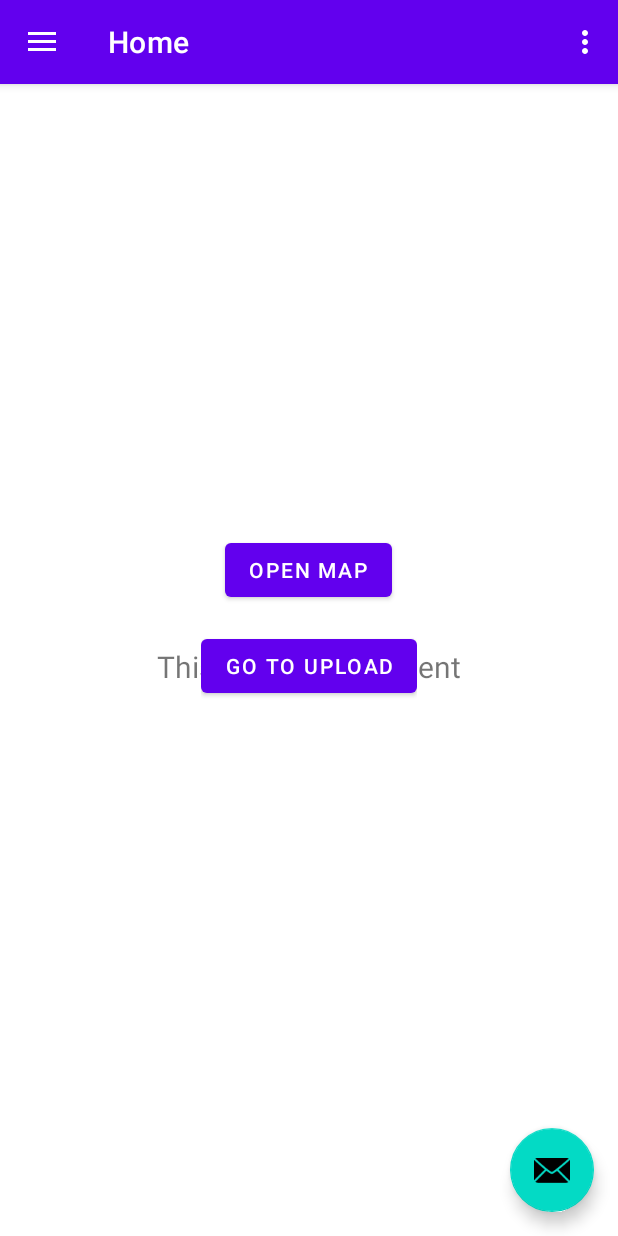
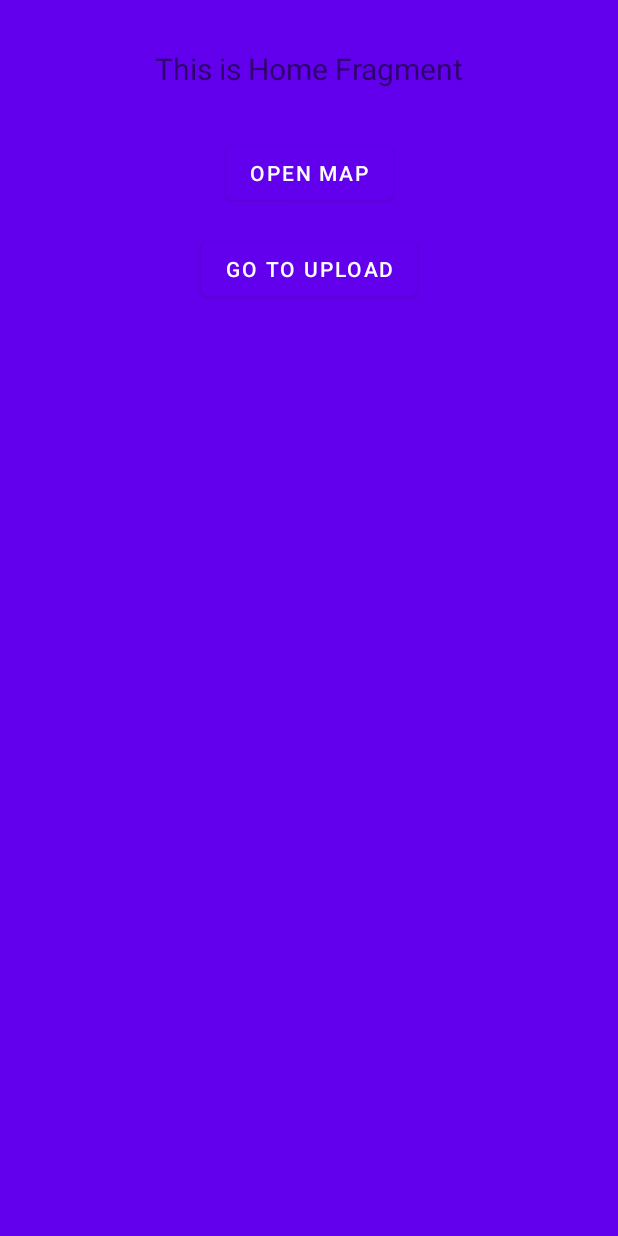
Before and after one commit to sanghoon5499/Cafe-Logger, an Android app: the screen it shows after launch (MainActivity), on a phone screen of 412 x 824 dp. Run offline under Robolectric (Android 15) with nearby library versions, the phone set to English and light mode, and no system bars.

Commit message:
update homepage to fragments

```diff
--- a/app/src/main/java/com/choi/cafelogger/MainActivity.kt
+++ b/app/src/main/java/com/choi/cafelogger/MainActivity.kt
@@ -2,66 +2,28 @@ package com.choi.cafelogger
 
 import android.os.Bundle
 import android.view.Menu
-import com.google.android.material.snackbar.Snackbar
-import com.google.android.material.navigation.NavigationView
-import androidx.navigation.findNavController
-import androidx.navigation.ui.AppBarConfiguration
-import androidx.navigation.ui.navigateUp
-import androidx.navigation.ui.setupActionBarWithNavController
-import androidx.navigation.ui.setupWithNavController
-import androidx.drawerlayout.widget.DrawerLayout
 import androidx.appcompat.app.AppCompatActivity
 import com.choi.cafelogger.databinding.ActivityMainBinding
-import android.content.Intent
-import android.widget.Button
+import com.choi.cafelogger.ui.home.HomeFragment
 
 class MainActivity : AppCompatActivity() {
-
-    private lateinit var appBarConfiguration: AppBarConfiguration
     private lateinit var binding: ActivityMainBinding
 
     override fun onCreate(savedInstanceState: Bundle?) {
         super.onCreate(savedInstanceState)
-
         binding = ActivityMainBinding.inflate(layoutInflater)
         setContentView(binding.root)
 
-        setSupportActionBar(binding.appBarMain.toolbar)
-
-        binding.appBarMain.fab.setOnClickListener { view ->
-            Snackbar.make(view, "Replace with your own action", Snackbar.LENGTH_LONG)
-                .setAction("Action", null)
-                .setAnchorView(R.id.fab).show()
+        if (savedInstanceState == null) {
+            supportFragmentManager
+                .beginTransaction()
+                .replace(R.id.fragment_container, HomeFragment())
+                .commit()
         }
-        val drawerLayout: DrawerLayout = binding.drawerLayout
-        val navView: NavigationView = binding.navView
-        val navController = findNavController(R.id.nav_host_fragment_content_main)
-        val btnOpenMap = findViewById<Button>(R.id.btnOpenMap)
-
-        // Listener Setup
-        btnOpenMap.setOnClickListener {
-            startActivity(Intent(this, MapsActivity::class.java))
-        }
-
-        // Passing each menu ID as a set of Ids because each
-        // menu should be considered as top level destinations.
-        appBarConfiguration = AppBarConfiguration(
-            setOf(
-                R.id.nav_home, R.id.nav_gallery, R.id.nav_slideshow
-            ), drawerLayout
-        )
-        setupActionBarWithNavController(navController, appBarConfiguration)
-        navView.setupWithNavController(navController)
     }
 
     override fun onCreateOptionsMenu(menu: Menu): Boolean {
-        // Inflate the menu; this adds items to the action bar if it is present.
         menuInflater.inflate(R.menu.main, menu)
         return true
     }
-
-    override fun onSupportNavigateUp(): Boolean {
-        val navController = findNavController(R.id.nav_host_fragment_content_main)
-        return navController.navigateUp(appBarConfiguration) || super.onSupportNavigateUp()
-    }
 }
--- a/app/src/main/java/com/choi/cafelogger/ui/home/HomeFragment.kt
+++ b/app/src/main/java/com/choi/cafelogger/ui/home/HomeFragment.kt
@@ -1,5 +1,6 @@
 package com.choi.cafelogger.ui.home
 
+import android.content.Intent
 import android.os.Bundle
 import android.view.LayoutInflater
 import android.view.View
@@ -7,32 +8,48 @@ import android.view.ViewGroup
 import android.widget.TextView
 import androidx.fragment.app.Fragment
 import androidx.lifecycle.ViewModelProvider
+import com.choi.cafelogger.MapsActivity
+import com.choi.cafelogger.UploadActivity
 import com.choi.cafelogger.databinding.FragmentHomeBinding
 
 class HomeFragment : Fragment() {
-
     private var _binding: FragmentHomeBinding? = null
-
-    // This property is only valid between onCreateView and
-    // onDestroyView.
     private val binding get() = _binding!!
 
-    override fun onCreateView(
-        inflater: LayoutInflater,
-        container: ViewGroup?,
-        savedInstanceState: Bundle?
-    ): View {
-        val homeViewModel =
-            ViewModelProvider(this).get(HomeViewModel::class.java)
+//    override fun onCreateView(
+//        inflater: LayoutInflater,
+//        container: ViewGroup?,
+//        savedInstanceState: Bundle?
+//    ): View {
+//        val homeViewModel =
+//            ViewModelProvider(this).get(HomeViewModel::class.java)
+//
+//        _binding = FragmentHomeBinding.inflate(inflater, container, false)
+//        val root: View = binding.root
+//
+//        val textView: TextView = binding.textHome
+//        homeViewModel.text.observe(viewLifecycleOwner) {
+//            textView.text = it
+//        }
+//        return root
+//    }
 
+    override fun onCreateView(inflater: LayoutInflater, container: ViewGroup?, savedInstanceState: Bundle?): View {
         _binding = FragmentHomeBinding.inflate(inflater, container, false)
-        val root: View = binding.root
+        return binding.root
+    }
 
-        val textView: TextView = binding.textHome
-        homeViewModel.text.observe(viewLifecycleOwner) {
-            textView.text = it
+    override fun onViewCreated(view: View, savedInstanceState: Bundle?) {
+        super.onViewCreated(view, savedInstanceState)
+
+        binding.btnOpenMap.setOnClickListener {
+            // "this" here is Fragment, so use requireActivity() for context
+            startActivity(Intent(requireActivity(), MapsActivity::class.java))
         }
-        return root
+
+        binding.btnOpenUpload.setOnClickListener {
+            startActivity(Intent(requireActivity(), UploadActivity::class.java))
+        }
     }
 
     override fun onDestroyView() {
--- /dev/null
+++ b/app/src/main/java/com/choi/cafelogger/ui/home/MapsFragment.kt
@@ -0,0 +1,4 @@
+package com.choi.cafelogger.ui.home
+
+class MapsFragment {
+}
--- /dev/null
+++ b/app/src/main/java/com/choi/cafelogger/ui/home/ProfileFragment.kt
@@ -0,0 +1,4 @@
+package com.choi.cafelogger.ui.home
+
+class ProfileFragment {
+}
--- /dev/null
+++ b/app/src/main/java/com/choi/cafelogger/ui/home/UploadFragment.kt
@@ -0,0 +1,4 @@
+package com.choi.cafelogger.ui.home
+
+class UploadFragment {
+}
--- a/app/src/main/res/layout/activity_main.xml
+++ b/app/src/main/res/layout/activity_main.xml
@@ -9,58 +9,19 @@
     android:fitsSystemWindows="true"
     tools:openDrawer="start">
 
-    <!-- your existing app bar + nav view -->
-    <include
-        android:id="@+id/app_bar_main"
-        layout="@layout/app_bar_main"
+    <!-- Optional Top App Bar (you can remove this block entirely too) -->
+    <com.google.android.material.appbar.MaterialToolbar
+        android:id="@+id/toolbar"
         android:layout_width="match_parent"
-        android:layout_height="match_parent" />
+        android:layout_height="?attr/actionBarSize"
+        android:background="?attr/colorPrimary"
+        android:titleTextColor="@android:color/white"
+        android:title="CafeLogger" />
 
-    <com.google.android.material.navigation.NavigationView
-        android:id="@+id/nav_view"
-        android:layout_width="wrap_content"
+    <FrameLayout
+        android:id="@+id/fragment_container"
+        android:layout_width="match_parent"
         android:layout_height="match_parent"
-        android:layout_gravity="start"
-        android:fitsSystemWindows="true"
-        app:headerLayout="@layout/nav_header_main"
-        app:menu="@menu/activity_main_drawer" />
-
-    <!-- placeholder content area -->
-    <androidx.constraintlayout.widget.ConstraintLayout
-        android:layout_width="match_parent"
-        android:layout_height="match_parent">
-
-        <!-- Container to center both buttons -->
-        <LinearLayout
-            android:id="@+id/button_container"
-            android:layout_width="wrap_content"
-            android:layout_height="wrap_content"
-            android:orientation="vertical"
-            android:gravity="center_vertical|center_horizontal"
-            android:layout_margin="16dp"
-            app:layout_constraintTop_toTopOf="parent"
-            app:layout_constraintBottom_toBottomOf="parent"
-            app:layout_constraintStart_toStartOf="parent"
-            app:layout_constraintEnd_toEndOf="parent">
-
-            <!-- Open Map -->
-            <Button
-                android:id="@+id/btnOpenMap"
-                android:layout_width="wrap_content"
-                android:layout_height="wrap_content"
-                android:text="Open Map" />
-
-            <!-- Spacer -->
-            <View
-                android:layout_width="match_parent"
-                android:layout_height="16dp" />
-
-            <!-- Open Upload -->
-            <Button
-                android:id="@+id/btnOpenUpload"
-                android:layout_width="wrap_content"
-                android:layout_height="wrap_content"
-                android:text="Go to Upload" />
-        </LinearLayout>
-    </androidx.constraintlayout.widget.ConstraintLayout>
+        app:layout_behavior="@string/appbar_scrolling_view_behavior"
+        android:layout_marginTop="?attr/actionBarSize"/>
 </androidx.drawerlayout.widget.DrawerLayout>
--- a/app/src/main/res/layout/app_bar_main.xml
+++ /dev/null
@@ -1,34 +0,0 @@
-<?xml version="1.0" encoding="utf-8"?>
-<androidx.coordinatorlayout.widget.CoordinatorLayout xmlns:android="http://schemas.android.com/apk/res/android"
-    xmlns:app="http://schemas.android.com/apk/res-auto"
-    xmlns:tools="http://schemas.android.com/tools"
-    android:layout_width="match_parent"
-    android:layout_height="match_parent"
-    tools:context=".MainActivity">
-
-    <com.google.android.material.appbar.AppBarLayout
-        android:layout_width="match_parent"
-        android:layout_height="wrap_content"
-        android:theme="@style/Theme.CafeLogger.AppBarOverlay">
-
-        <androidx.appcompat.widget.Toolbar
-            android:id="@+id/toolbar"
-            android:layout_width="match_parent"
-            android:layout_height="?attr/actionBarSize"
-            android:background="?attr/colorPrimary"
-            app:popupTheme="@style/Theme.CafeLogger.PopupOverlay" />
-
-    </com.google.android.material.appbar.AppBarLayout>
-
-    <include layout="@layout/content_main" />
-
-    <com.google.android.material.floatingactionbutton.FloatingActionButton
-        android:id="@+id/fab"
-        android:layout_width="wrap_content"
-        android:layout_height="wrap_content"
-        android:layout_gravity="bottom|end"
-        android:layout_marginEnd="@dimen/fab_margin"
-        android:layout_marginBottom="16dp"
-        app:srcCompat="@android:drawable/ic_dialog_email" />
-
-</androidx.coordinatorlayout.widget.CoordinatorLayout>
--- a/app/src/main/res/layout/content_main.xml
+++ /dev/null
@@ -1,20 +0,0 @@
-<?xml version="1.0" encoding="utf-8"?>
-<androidx.constraintlayout.widget.ConstraintLayout xmlns:android="http://schemas.android.com/apk/res/android"
-    xmlns:app="http://schemas.android.com/apk/res-auto"
-    xmlns:tools="http://schemas.android.com/tools"
-    android:layout_width="match_parent"
-    android:layout_height="match_parent"
-    app:layout_behavior="@string/appbar_scrolling_view_behavior"
-    tools:showIn="@layout/app_bar_main">
-
-    <fragment
-        android:id="@+id/nav_host_fragment_content_main"
-        android:name="androidx.navigation.fragment.NavHostFragment"
-        android:layout_width="match_parent"
-        android:layout_height="match_parent"
-        app:defaultNavHost="true"
-        app:layout_constraintLeft_toLeftOf="parent"
-        app:layout_constraintRight_toRightOf="parent"
-        app:layout_constraintTop_toTopOf="parent"
-        app:navGraph="@navigation/mobile_navigation" />
-</androidx.constraintlayout.widget.ConstraintLayout>
--- a/app/src/main/res/layout/fragment_home.xml
+++ b/app/src/main/res/layout/fragment_home.xml
@@ -1,22 +1,50 @@
 <?xml version="1.0" encoding="utf-8"?>
-<androidx.constraintlayout.widget.ConstraintLayout xmlns:android="http://schemas.android.com/apk/res/android"
+<androidx.constraintlayout.widget.ConstraintLayout
+    xmlns:android="http://schemas.android.com/apk/res/android"
     xmlns:app="http://schemas.android.com/apk/res-auto"
-    xmlns:tools="http://schemas.android.com/tools"
     android:layout_width="match_parent"
-    android:layout_height="match_parent"
-    tools:context=".ui.home.HomeFragment">
+    android:layout_height="match_parent">
 
+    <!-- Title at top -->
     <TextView
         android:id="@+id/text_home"
-        android:layout_width="match_parent"
+        android:layout_width="0dp"
         android:layout_height="wrap_content"
-        android:layout_marginStart="8dp"
-        android:layout_marginTop="8dp"
-        android:layout_marginEnd="8dp"
+        android:text="This is Home Fragment"
         android:textAlignment="center"
         android:textSize="20sp"
-        app:layout_constraintBottom_toBottomOf="parent"
+        app:layout_constraintTop_toTopOf="parent"
+        app:layout_constraintStart_toStartOf="parent"
         app:layout_constraintEnd_toEndOf="parent"
+        android:layout_marginTop="32dp"/>
+
+    <!-- Open Map -->
+    <Button
+        android:id="@+id/btnOpenMap"
+        android:layout_width="wrap_content"
+        android:layout_height="wrap_content"
+        android:text="Open Map"
+        app:layout_constraintTop_toBottomOf="@id/text_home"
         app:layout_constraintStart_toStartOf="parent"
-        app:layout_constraintTop_toTopOf="parent" />
+        app:layout_constraintEnd_toEndOf="parent"
+        android:layout_marginTop="32dp"/>
+
+    <!-- Spacer -->
+    <View
+        android:id="@+id/spacer"
+        android:layout_width="0dp"
+        android:layout_height="16dp"
+        app:layout_constraintTop_toBottomOf="@id/btnOpenMap"
+        app:layout_constraintStart_toStartOf="parent"
+        app:layout_constraintEnd_toEndOf="parent"/>
+
+    <!-- Open Upload -->
+    <Button
+        android:id="@+id/btnOpenUpload"
+        android:layout_width="wrap_content"
+        android:layout_height="wrap_content"
+        android:text="Go to Upload"
+        app:layout_constraintTop_toBottomOf="@id/spacer"
+        app:layout_constraintStart_toStartOf="parent"
+        app:layout_constraintEnd_toEndOf="parent"/>
 </androidx.constraintlayout.widget.ConstraintLayout>
--- a/app/src/main/res/navigation/mobile_navigation.xml
+++ b/app/src/main/res/navigation/mobile_navigation.xml
@@ -9,17 +9,23 @@
         android:id="@+id/nav_home"
         android:name="com.choi.cafelogger.ui.home.HomeFragment"
         android:label="@string/menu_home"
-        tools:layout="@layout/fragment_home" />
+        tools:layout="@layout/activity_main" />
 
     <fragment
-        android:id="@+id/nav_gallery"
-        android:name="com.choi.cafelogger.ui.gallery.GalleryFragment"
-        android:label="@string/menu_gallery"
-        tools:layout="@layout/fragment_gallery" />
+        android:id="@+id/nav_search"
+        android:name="com.choi.cafelogger.MapsFragment"
+        android:label="Maps"
+        tools:layout="@layout/activity_maps" />
+
 
     <fragment
-        android:id="@+id/nav_slideshow"
+        android:id="@+id/nav_upload"
+        android:name="com.choi.cafelogger.UploadFragment"
+        android:label="Upload"
+        tools:layout="@layout/fragment_upload" />/>
+
+    <fragment
+        android:id="@+id/nav_profile"
         android:name="com.choi.cafelogger.ui.slideshow.SlideshowFragment"
-        android:label="@string/menu_slideshow"
-        tools:layout="@layout/fragment_slideshow" />
+        android:label="Profile" />
 </navigation>
--- a/app/src/main/res/values/strings.xml
+++ b/app/src/main/res/values/strings.xml
@@ -11,4 +11,5 @@
     <string name="menu_gallery">Gallery</string>
     <string name="menu_slideshow">Slideshow</string>
     <string name="title_activity_maps">MapsActivity</string>
+    <string name="title_upload_activity">UploadActivity</string>
 </resources>
--- a/app/src/main/res/values/themes.xml
+++ b/app/src/main/res/values/themes.xml
@@ -14,9 +14,16 @@
         <!-- Customize your theme here. -->
     </style>
 
-    <style name="Theme.CafeLogger.NoActionBar">
+    <style name="Theme.CafeLogger.NoActionBar"
+        parent="Theme.MaterialComponents.DayNight.NoActionBar">
+        <!-- Hide the ActionBar -->
         <item name="windowActionBar">false</item>
         <item name="windowNoTitle">true</item>
+
+        <!-- make status bar transparent so content can draw behind it -->
+        <item name="android:statusBarColor">@android:color/transparent</item>
+        <!-- dark icons/text in status bar (since your bar is light) -->
+        <item name="android:windowLightStatusBar">true</item>
     </style>
 
     <style name="Theme.CafeLogger.AppBarOverlay" parent="ThemeOverlay.AppCompat.Dark.ActionBar" />
```
Also changed, not shown: app/src/main/AndroidManifest.xml (+6 -14 lines), app/src/main/java/com/choi/cafelogger/UploadActivity.kt (added, +39 -0 lines), app/src/main/res/layout/dropdown_item.xml (added, +10 -0 lines), app/src/main/res/layout/fragment_upload.xml (+10 -6 lines), app/src/main/res/layout/nav_header_main.xml (deleted, +0 -35 lines), app/src/main/res/menu/bottom_nav_menu.xml (added, +17 -0 lines), app/src/main/res/drawable/home.png (added).
